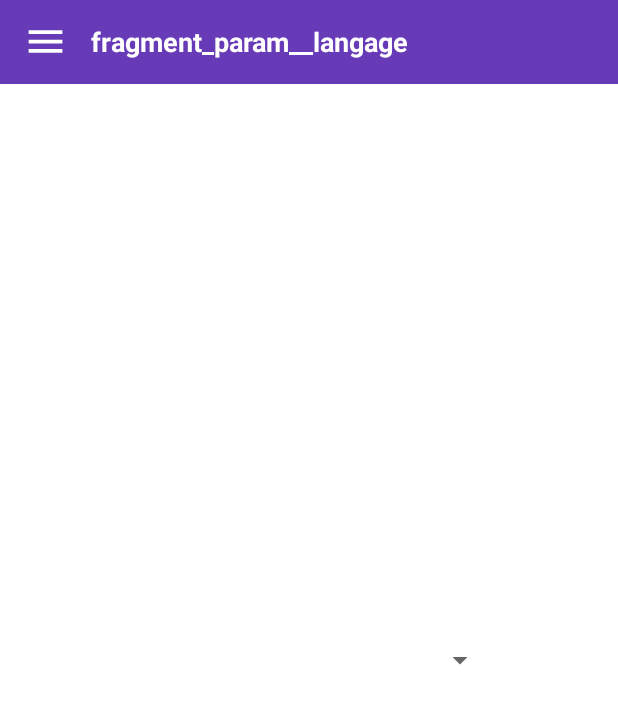
After one commit to Kvpso270/GamePlace_App, an Android app: the Param_LangageFragment screen opened through its navigation route, on a phone screen of 412 x 824 dp. The commit adds this screen. Shown: the top 704 px of the screen. Run offline under Robolectric (Android 15) with nearby library versions, the phone set to English and light mode, and no system bars; our stand-ins replace navigation-ui.

Commit message:
ajouts modifs flavio

```diff
--- /dev/null
+++ b/app/src/main/java/fr/android/gameplace_app/Param_LangageFragment.java
@@ -0,0 +1,64 @@
+package fr.android.gameplace_app;
+
+import android.os.Bundle;
+
+import androidx.fragment.app.Fragment;
+
+import android.view.LayoutInflater;
+import android.view.View;
+import android.view.ViewGroup;
+
+/**
+ * A simple {@link Fragment} subclass.
+ * Use the {@link Param_LangageFragment#newInstance} factory method to
+ * create an instance of this fragment.
+ */
+public class Param_LangageFragment extends Fragment {
+
+    // TODO: Rename parameter arguments, choose names that match
+    // the fragment initialization parameters, e.g. ARG_ITEM_NUMBER
+    private static final String ARG_PARAM1 = "param1";
+    private static final String ARG_PARAM2 = "param2";
+
+    // TODO: Rename and change types of parameters
+    private String mParam1;
+    private String mParam2;
+
+    public Param_LangageFragment() {
+        // Required empty public constructor
+    }
+
+    /**
+     * Use this factory method to create a new instance of
+     * this fragment using the provided parameters.
+     *
+     * @param param1 Parameter 1.
+     * @param param2 Parameter 2.
+     * @return A new instance of fragment Param_LangageFragment.
+     */
+    // TODO: Rename and change types and number of parameters
+    public static Param_LangageFragment newInstance(String param1, String param2) {
+        Param_LangageFragment fragment = new Param_LangageFragment();
+        Bundle args = new Bundle();
+        args.putString(ARG_PARAM1, param1);
+        args.putString(ARG_PARAM2, param2);
+        fragment.setArguments(args);
+        return fragment;
+    }
+
+    @Override
+    public void onCreate(Bundle savedInstanceState) {
+        super.onCreate(savedInstanceState);
+        if (getArguments() != null) {
+            mParam1 = getArguments().getString(ARG_PARAM1);
+            mParam2 = getArguments().getString(ARG_PARAM2);
+        }
+    }
+
+    @Override
+    public View onCreateView(LayoutInflater inflater, ViewGroup container,
+                             Bundle savedInstanceState) {
+        // Inflate the layout for this fragment
+        return inflater.inflate(R.layout.fragment_param__langage, container, false);
+    }
+}
--- /dev/null
+++ b/app/src/main/res/layout/fragment_param__langage.xml
@@ -0,0 +1,20 @@
+<?xml version="1.0" encoding="utf-8"?>
+<LinearLayout xmlns:android="http://schemas.android.com/apk/res/android"
+    xmlns:tools="http://schemas.android.com/tools"
+    android:layout_width="match_parent"
+    android:layout_height="match_parent"
+    android:orientation="vertical"
+    android:gravity="center"
+    tools:context=".Param_LangageFragment">
+
+    <!-- TODO: Update blank fragment layout -->
+
+        <Spinner
+            android:id="@+id/spinner"
+            android:layout_width="250dp"
+            android:layout_height="60dp"
+            android:gravity="center"/>
+
+
+
+</LinearLayout>
--- a/app/src/main/res/menu/navigation_menu.xml
+++ b/app/src/main/res/menu/navigation_menu.xml
@@ -1,5 +1,6 @@
 <?xml version="1.0" encoding="utf-8"?>
 <menu xmlns:android="http://schemas.android.com/apk/res/android">
+
 
     <item
         android:id="@+id/acceuil"
--- a/app/src/main/res/navigation/main.xml
+++ b/app/src/main/res/navigation/main.xml
@@ -30,4 +30,9 @@
         android:name="fr.android.gameplace_app.AcceuilFragment"
         android:label="fragment_acceuil"
         tools:layout="@layout/fragment_acceuil" />
+    <fragment
+        android:id="@+id/lang_param"
+        android:name="fr.android.gameplace_app.Param_LangageFragment"
+        android:label="fragment_param__langage"
+        tools:layout="@layout/fragment_param__langage" />
 </navigation>
--- a/app/src/main/res/values/strings.xml
+++ b/app/src/main/res/values/strings.xml
@@ -11,4 +11,6 @@
     <string name="textTitle">Game App</string>
     <string name="parametres">Parametres</string>
     <string name="langage">Langage</string>
+    <string name="tite_langage_param">Paramètres langues</string>
+    <string name="selectLang">Sélectionnez la langue </string>
 </resources>
```
Also changed, not shown: 1 other file.
